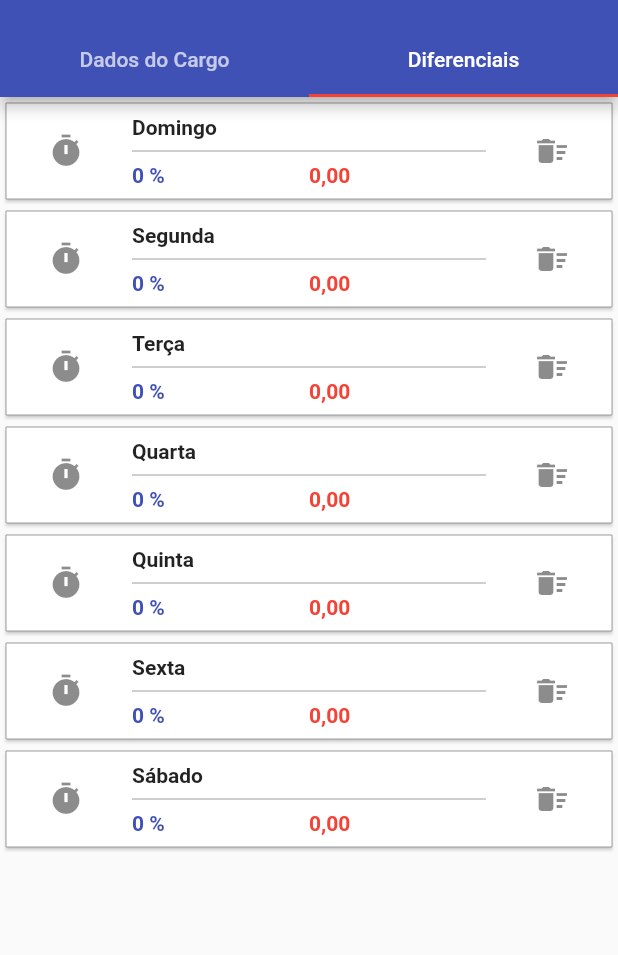
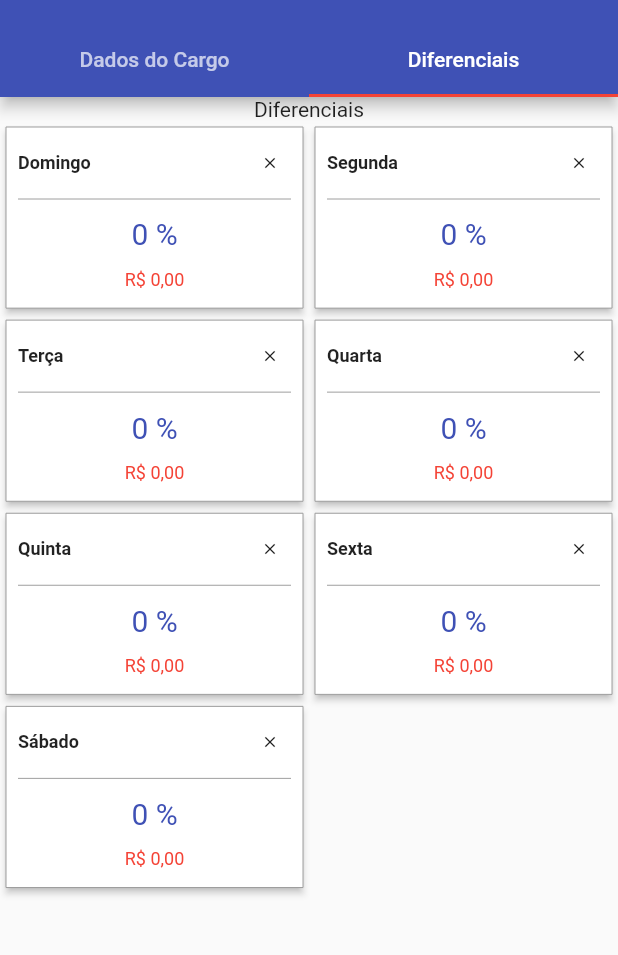
Before and after one commit to bicasoftware/marcaii-flutter, a Flutter app: the ActInsertEmpregos screen opened by its route, tab 2 chosen, on a phone screen of 412 x 824 dp, the part 59-1014 px from its top. Run offline on Flutter 3.47's test engine with Material 2 defaults, Android fonts, the phone set to English and light mode, and no system bars; our stand-ins replace numberpicker, sqflite; accounts and stored records are empty.

Commit message:
corrigida falha ao atualizar lista de diferenciais, usando porcList como static final

```diff
--- a/lib/modules/act_get_empregos/EmpregoState.dart
+++ b/lib/modules/act_get_empregos/EmpregoState.dart
@@ -27,7 +27,7 @@ class EmpregoState extends Model {
   String horarioSaida;
   double valorSalario = 1200.0;
 
-  final List<PorcDiferDto> porcList = [
+  static final List<PorcDiferDto> porcList = [
     PorcDiferDto(diaSemana: 0, porcent: 0, valor: 0.0),
     PorcDiferDto(diaSemana: 1, porcent: 0, valor: 0.0),
     PorcDiferDto(diaSemana: 2, porcent: 0, valor: 0.0),
--- a/lib/modules/act_get_empregos/page_emprego_porcentagem/PageEmpregoPorcentagens.dart
+++ b/lib/modules/act_get_empregos/page_emprego_porcentagem/PageEmpregoPorcentagens.dart
@@ -1,15 +1,11 @@
 import 'package:flutter/material.dart';
 import 'package:marcaii_flutter/modules/act_get_empregos/page_emprego_porcentagem/PorcDiferencialGrid.dart';
-import 'package:marcaii_flutter/modules/act_get_empregos/page_emprego_porcentagem/PorcDiferencialList.dart';
 
 class PageEmpregoPorcentagens extends StatelessWidget {
   @override
   Widget build(BuildContext context) {
-    return Column(
-      children: <Widget>[
-        Expanded(child: PorcDiferencialList()),
-        //Expanded(child: PorcDiferencialGrid(),)
-      ],
+    return Container(
+      child: PorcDiferencialGrid(),
     );
   }
 }
--- a/lib/modules/act_get_empregos/page_emprego_porcentagem/PorcDiferencialGrid.dart
+++ b/lib/modules/act_get_empregos/page_emprego_porcentagem/PorcDiferencialGrid.dart
@@ -21,9 +21,10 @@ class PorcDiferencialGrid extends StatelessWidget {
             children: List.generate(7, (i) {
               return ScopedModelDescendant<EmpregoState>(
                 builder: (ct, ch, md) {
+                  var difer = md.getPorcDiferAt(i);
                   return PorcDiferencialGridItem(
-                    porcent: md.porcList[i].porcent,
-                    valor: md.porcList[i].valor,
+                    porcent: difer.porcent,
+                    valor: difer.valor,
                     weekDay: Arrays.weekDays[i],
                     onClean: () async {
                       final bool action = await showConfirmationDialog(
@@ -35,7 +36,7 @@ class PorcDiferencialGrid extends StatelessWidget {
                     },
                     onTap: () async {
                       final int newPercent = await showPercentDialog(
-                        percent: md.porcList[i].porcent,
+                        percent: difer.porcent,
                         context: context,
                       );
 
```
